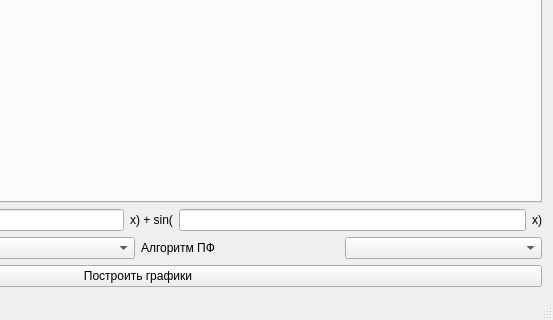
The window that Laba3/mainwindow.ui (istimaldar/DPoSI6) describes before a commit, drawn with Qt 5; both pictures show x 277 to 830 and y 258 to 578 of the 830 by 578 pixel window.
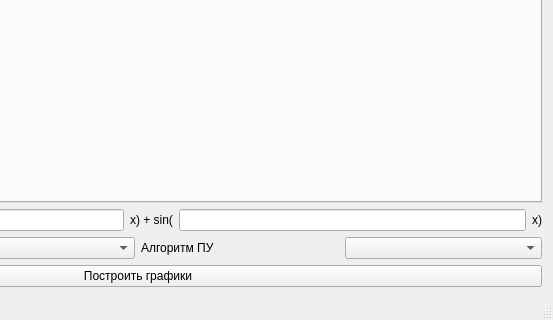
The same window after the commit. Custom widgets are drawn as their Qt base class.

The edit to the form file:
```diff
--- a/Laba3/mainwindow.ui
+++ b/Laba3/mainwindow.ui
@@ -104,7 +104,7 @@
       <item>
        <widget class="QLabel" name="label_5">
         <property name="text">
-         <string>Алгоритм ПФ</string>
+         <string>Алгоритм ПУ</string>
         </property>
        </widget>
       </item>
```
